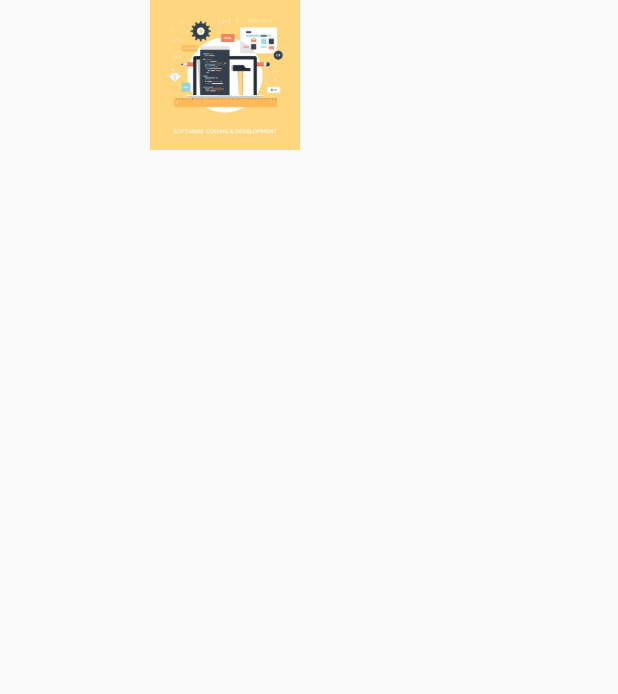
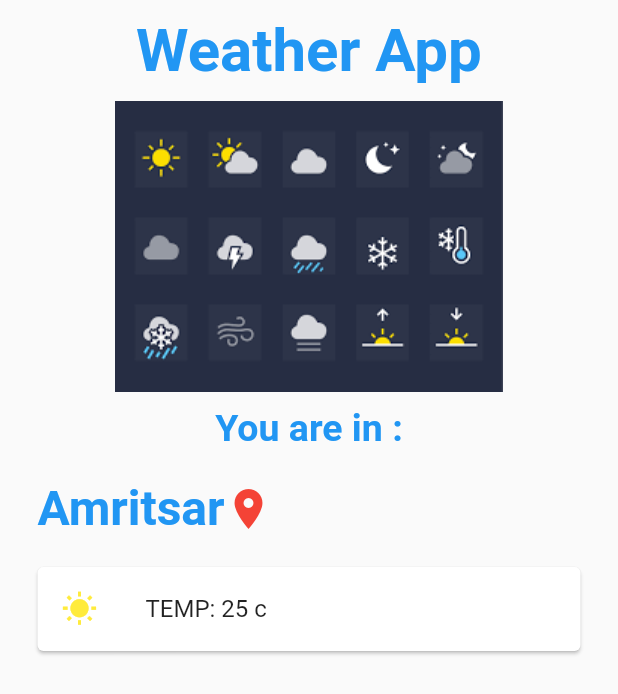
Before and after one commit to ManishaKhatri-class/Weather-App_flutter, a Flutter app: the screen it shows after launch, on a phone screen of 412 x 824 dp. Shown: the top 694 px of the screen. Run offline on Flutter 3.47's test engine with Material 2 defaults, Android fonts, the light colour scheme and no system bars.

Commit message:
Weather App Design

```diff
--- a/lib/main.dart
+++ b/lib/main.dart
@@ -1,3 +1,4 @@
+
 import 'package:flutter/cupertino.dart';
 import 'package:flutter/material.dart';
 
@@ -18,11 +19,60 @@ class _WelcomeState extends State<WeatherApp> {
         body: SafeArea(
           child: Column(
             children: <Widget>[
-              // Container(
-              //   child:Text("HELLO World!"),
-              // ),
               Container(
-                child: Image.asset('images/pic.jpg' ,width:300,height:100),
+                margin:EdgeInsets.symmetric(horizontal: 25, vertical: 10),
+                child:Text("Weather App", style: TextStyle(
+                  fontSize: 40,
+                  color: Colors.blue[500],
+                  fontWeight: FontWeight.bold,
+                ),
+                ),
+              ),
+              Container(
+                child: Image.asset("images/pic.png"
+                ),
+              ),
+              Container(
+                margin: EdgeInsets.symmetric(horizontal: 25.0, vertical:10.0),
+                child: Text("You are in :",style: TextStyle(
+                  fontSize: 25,
+                  color: Colors.blue[500],
+                  fontWeight: FontWeight.bold,
+                ),
+                ),
+              ),
+              Container(
+                margin: EdgeInsets.symmetric(horizontal: 25.0, vertical: 10.0),
+                child: Row(
+                  children: <Widget>[
+                    Container(
+                      child: Text("Amritsar",style: TextStyle(
+                        fontSize: 32,
+                        color: Colors.blue[500],
+                        fontWeight: FontWeight.bold,
+                      ),
+                      ),
+                    ),
+                    Container(
+                      child: Icon(
+                        Icons.location_on,
+                        color: Colors.red,
+                        size: 32,
+                      ),
+                    ),
+                  ],
+                ),
+              ),
+              Card(
+                margin:EdgeInsets.symmetric(horizontal: 25, vertical: 10),
+                color: Colors.white,
+                child: ListTile(
+                  leading: Icon(
+                    Icons.wb_sunny,
+                    color: Colors.yellow,
+                  ),
+                  title: Text("TEMP: 25 c"),
+                ),
               ),
             ],
           ),
```
Also changed, not shown: images/pic.png (added).
